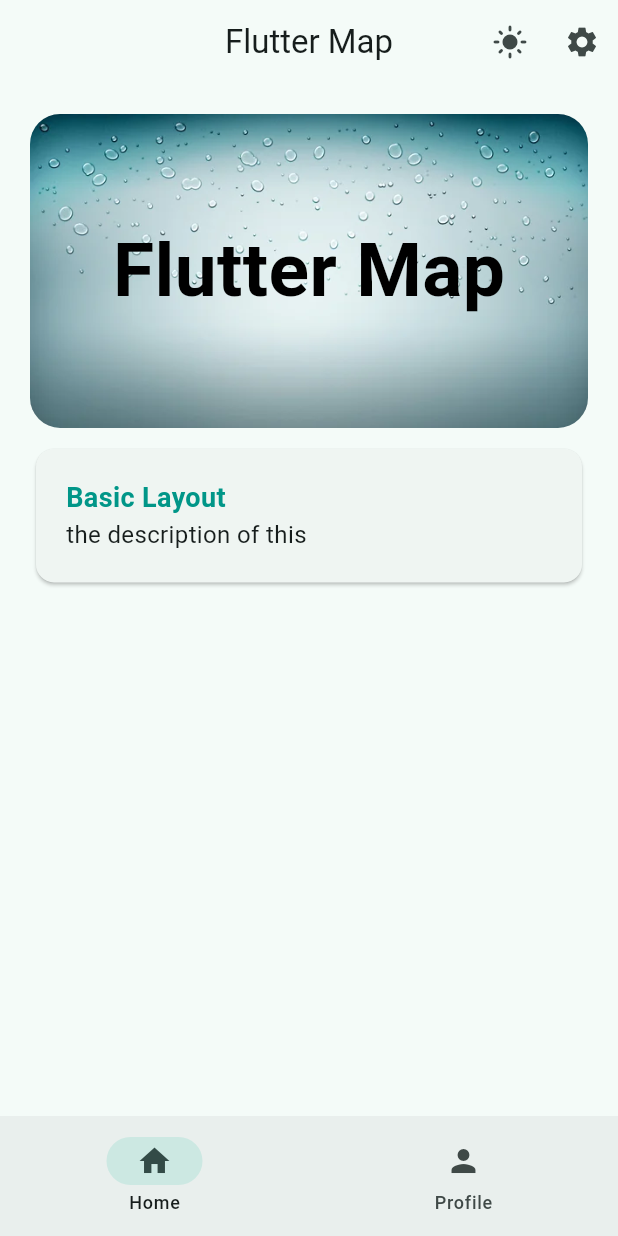
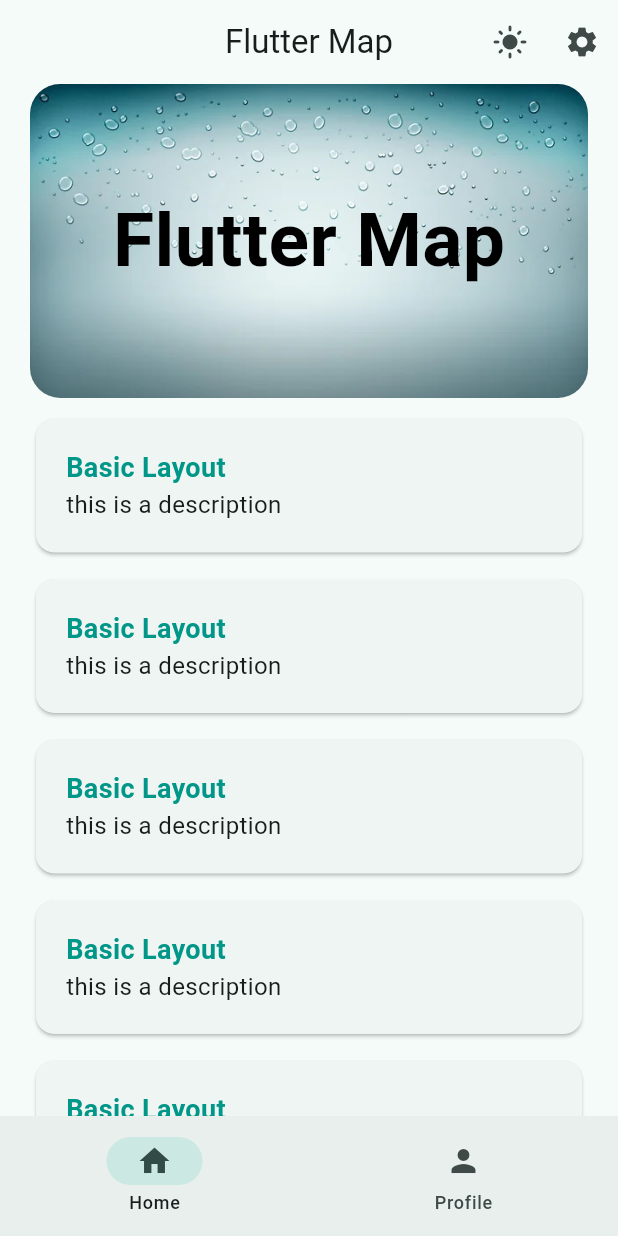
Before and after one commit to SameerAkita/flutter_app, a Flutter app: the WidgetTree screen opened directly, on a phone screen of 412 x 824 dp. Run offline on Flutter 3.47's test engine with Material 3 defaults, Android fonts, the phone set to English and light mode, and no system bars; our stand-ins replace lottie, shared_preferences; missing offline and left inert: dart:ffi; accounts and stored records are empty.

Commit message:
reusable card container widget

```diff
--- a/lib/views/pages/home_page.dart
+++ b/lib/views/pages/home_page.dart
@@ -1,5 +1,5 @@
 import 'package:flutter/material.dart';
-import 'package:flutter_app/data/constants.dart';
+import 'package:flutter_app/widgets/container_widget.dart';
 import 'package:flutter_app/widgets/hero_widget.dart';
 
 class HomePage extends StatelessWidget {
@@ -8,30 +8,33 @@ class HomePage extends StatelessWidget {
   @override
   Widget build(BuildContext context) {
     return Padding(
-      padding: EdgeInsets.all(20.0),
-      child: Column(
-        children: [
-          HeroWidget(title: 'Flutter Map'),
-          Padding(
-            padding: EdgeInsets.symmetric(vertical: 10.0),
-            child: Card(
-              child: Container(
-                width: double.infinity,
-                padding: EdgeInsets.all(20.0),
-                child: Column(
-                  crossAxisAlignment: CrossAxisAlignment.start,
-                  children: [
-                    Text('Basic Layout', style: KTextStyle.titleTealText),
-                    Text(
-                      'the description of this',
-                      style: KTextStyle.descriptionText,
-                    ),
-                  ],
-                ),
-              ),
+      padding: EdgeInsets.symmetric(horizontal: 20.0),
+      child: SingleChildScrollView(
+        child: Column(
+          children: [
+            HeroWidget(title: 'Flutter Map'),
+            ContainerWidget(
+              title: 'Basic Layout',
+              description: 'this is a description',
             ),
-          ),
-        ],
+            ContainerWidget(
+              title: 'Basic Layout',
+              description: 'this is a description',
+            ),
+            ContainerWidget(
+              title: 'Basic Layout',
+              description: 'this is a description',
+            ),
+            ContainerWidget(
+              title: 'Basic Layout',
+              description: 'this is a description',
+            ),
+            ContainerWidget(
+              title: 'Basic Layout',
+              description: 'this is a description',
+            ),
+          ],
+        ),
       ),
     );
   }
--- a/lib/views/pages/welcome_page.dart
+++ b/lib/views/pages/welcome_page.dart
@@ -1,5 +1,4 @@
 import 'package:flutter/material.dart';
-import 'package:flutter_app/views/pages/login_page.dart';
 import 'package:flutter_app/views/pages/onboarding.dart';
 import 'package:lottie/lottie.dart';
 
--- /dev/null
+++ b/lib/widgets/container_widget.dart
@@ -0,0 +1,33 @@
+import 'package:flutter/material.dart';
+import 'package:flutter_app/data/constants.dart';
+
+class ContainerWidget extends StatelessWidget {
+  const ContainerWidget({
+    super.key,
+    required this.title,
+    required this.description,
+  });
+
+  final String title;
+  final String description;
+
+  @override
+  Widget build(BuildContext context) {
+    return Container(
+      width: double.infinity,
+      padding: EdgeInsets.only(top: 10.0),
+      child: Card(
+        child: Padding(
+          padding: EdgeInsets.all(20.0),
+          child: Column(
+            crossAxisAlignment: CrossAxisAlignment.start,
+            children: [
+              Text(title, style: KTextStyle.titleTealText),
+              Text(description, style: KTextStyle.descriptionText),
+            ],
+          ),
+        ),
+      ),
+    );
+  }
+}
```
